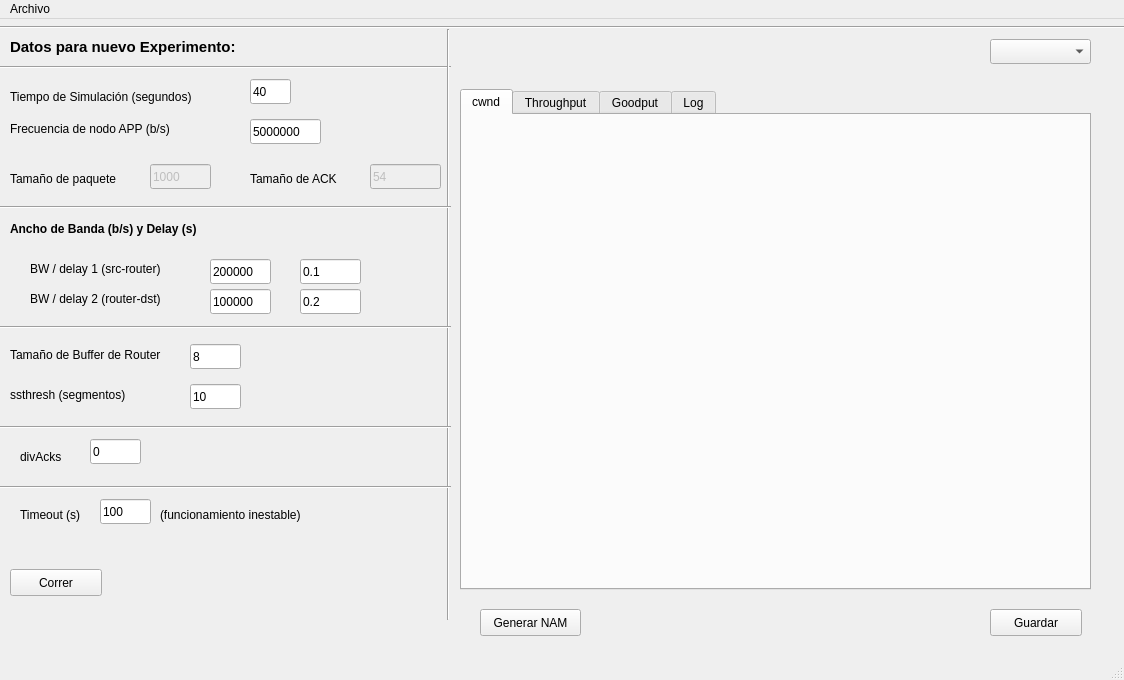
Old version of the form mainwindow.ui in the repository eduardoGranados/uSim.
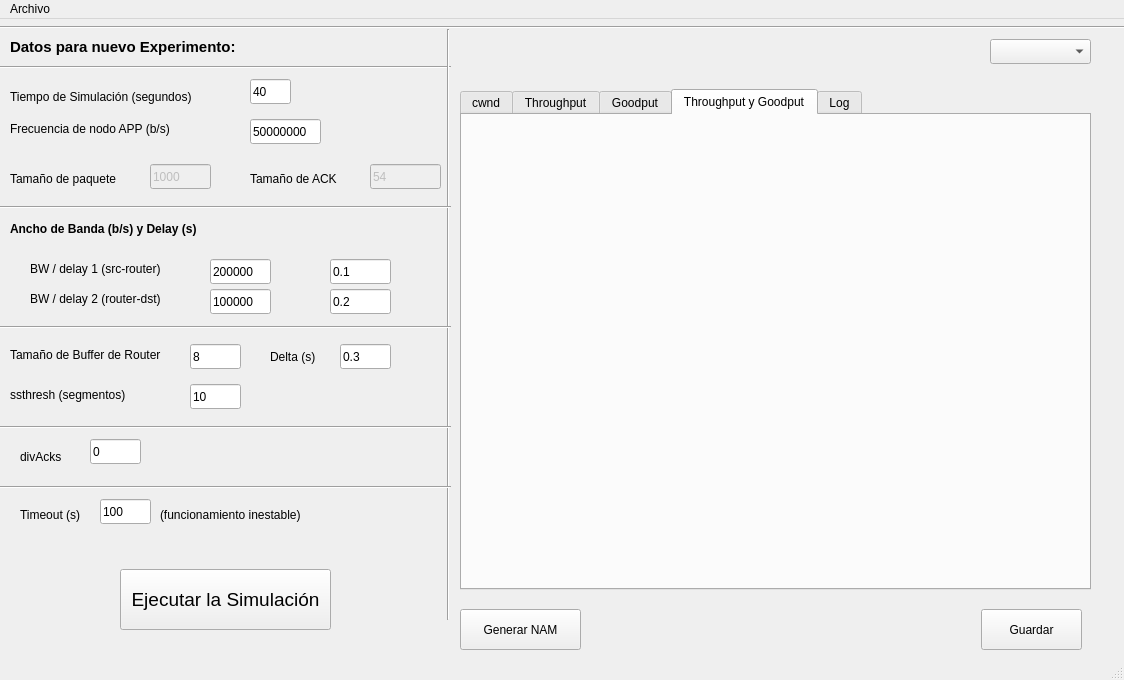
New version of the form. The open tabs and pages were chosen to show the change.

```diff
--- a/mainwindow.ui
+++ b/mainwindow.ui
@@ -29,14 +29,20 @@
    <widget class="QPushButton" name="exe">
     <property name="geometry">
      <rect>
-      <x>10</x>
+      <x>120</x>
       <y>550</y>
-      <width>92</width>
-      <height>27</height>
+      <width>211</width>
+      <height>61</height>
      </rect>
     </property>
+    <property name="font">
+     <font>
+      <family>Helvetica</family>
+      <pointsize>14</pointsize>
+     </font>
+    </property>
     <property name="text">
-     <string>Correr</string>
+     <string>Ejecutar la Simulación</string>
     </property>
    </widget>
    <widget class="QTabWidget" name="gp_tab">
@@ -129,6 +135,30 @@
       </property>
      </widget>
     </widget>
+    <widget class="QWidget" name="tpygp">
+     <attribute name="title">
+      <string>Throughput y Goodput</string>
+     </attribute>
+     <widget class="QLabel" name="tpygp_area">
+      <property name="geometry">
+       <rect>
+        <x>0</x>
+        <y>-10</y>
+        <width>631</width>
+        <height>491</height>
+       </rect>
+      </property>
+      <property name="minimumSize">
+       <size>
+        <width>0</width>
+        <height>0</height>
+       </size>
+      </property>
+      <property name="text">
+       <string/>
+      </property>
+     </widget>
+    </widget>
     <widget class="QWidget" name="tab_3">
      <attribute name="title">
       <string>Log</string>
@@ -350,7 +380,7 @@
      </rect>
     </property>
     <property name="text">
-     <string>5000000</string>
+     <string>50000000</string>
     </property>
    </widget>
    <widget class="QLabel" name="label_13">
@@ -463,10 +493,10 @@
    <widget class="QPushButton" name="saveB">
     <property name="geometry">
      <rect>
-      <x>990</x>
+      <x>981</x>
       <y>590</y>
-      <width>92</width>
-      <height>27</height>
+      <width>101</width>
+      <height>41</height>
      </rect>
     </property>
     <property name="text">
@@ -547,7 +577,7 @@
    <widget class="QLineEdit" name="delay1">
     <property name="geometry">
      <rect>
-      <x>300</x>
+      <x>330</x>
       <y>240</y>
       <width>61</width>
       <height>25</height>
@@ -560,7 +590,7 @@
    <widget class="QLineEdit" name="delay2">
     <property name="geometry">
      <rect>
-      <x>300</x>
+      <x>330</x>
       <y>270</y>
       <width>61</width>
       <height>25</height>
@@ -618,16 +648,42 @@
    <widget class="QPushButton" name="run_nam">
     <property name="geometry">
      <rect>
-      <x>480</x>
+      <x>460</x>
       <y>590</y>
-      <width>101</width>
-      <height>27</height>
+      <width>121</width>
+      <height>41</height>
      </rect>
     </property>
     <property name="text">
      <string>Generar NAM</string>
     </property>
    </widget>
+   <widget class="QLineEdit" name="delta">
+    <property name="geometry">
+     <rect>
+      <x>340</x>
+      <y>325</y>
+      <width>51</width>
+      <height>25</height>
+     </rect>
+    </property>
+    <property name="text">
+     <string>0.3</string>
+    </property>
+   </widget>
+   <widget class="QLabel" name="label_20">
+    <property name="geometry">
+     <rect>
+      <x>270</x>
+      <y>330</y>
+      <width>61</width>
+      <height>16</height>
+     </rect>
+    </property>
+    <property name="text">
+     <string>Delta (s)</string>
+    </property>
+   </widget>
   </widget>
   <widget class="QStatusBar" name="statusBar"/>
   <widget class="QMenuBar" name="menuBar">
```
